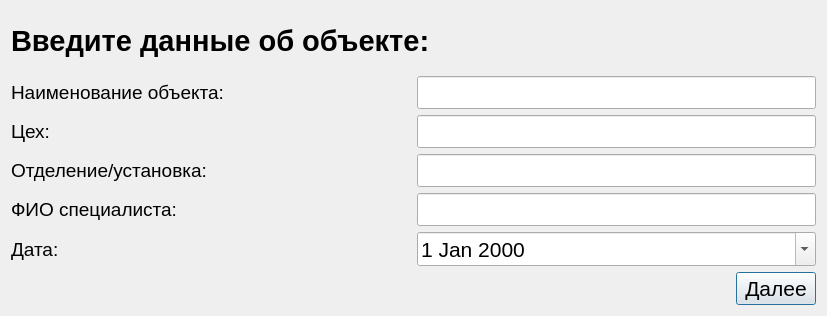
Old version of the form ObjectWindow.ui in the repository Rekvim/MpiSki.
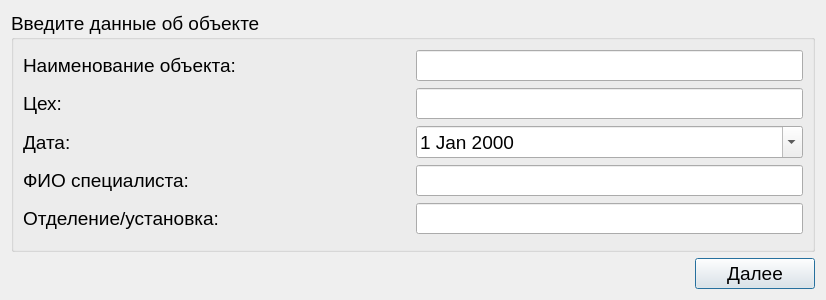
New version of the form.

```diff
--- a/ObjectWindow.ui
+++ b/ObjectWindow.ui
@@ -6,27 +6,31 @@
    <rect>
     <x>0</x>
     <y>0</y>
-    <width>827</width>
-    <height>316</height>
+    <width>826</width>
+    <height>300</height>
    </rect>
   </property>
+  <property name="font">
+   <font>
+    <pointsize>14</pointsize>
+   </font>
+  </property>
   <property name="windowTitle">
    <string>Информация об объекте</string>
   </property>
+  <layout class="QVBoxLayout" name="verticalLayout_2">
+   <item>
+    <widget class="QGroupBox" name="groupBox">
+     <property name="font">
+      <font>
+       <family>Segoe UI</family>
+       <pointsize>14</pointsize>
+      </font>
+     </property>
+     <property name="title">
+      <string>Введите данные об объекте</string>
+     </property>
   <layout class="QVBoxLayout" name="verticalLayout">
-   <item>
-    <widget class="QLabel" name="label_6">
-     <property name="font">
-      <font>
-       <pointsize>22</pointsize>
-       <bold>true</bold>
-      </font>
-     </property>
-     <property name="text">
-      <string>Введите данные об объекте:</string>
-     </property>
-    </widget>
-   </item>
    <item>
     <layout class="QHBoxLayout" name="horizontalLayout_object">
      <item>
@@ -39,7 +43,9 @@
        </property>
        <property name="font">
         <font>
+            <family>Segoe UI</family>
          <pointsize>14</pointsize>
+            <bold>false</bold>
         </font>
        </property>
        <property name="text">
@@ -51,7 +57,9 @@
       <widget class="QLineEdit" name="lineEdit_object">
        <property name="font">
         <font>
-         <pointsize>16</pointsize>
+            <family>Segoe UI</family>
+            <pointsize>14</pointsize>
+            <bold>false</bold>
         </font>
        </property>
       </widget>
@@ -70,7 +78,9 @@
        </property>
        <property name="font">
         <font>
+            <family>Segoe UI</family>
          <pointsize>14</pointsize>
+            <bold>false</bold>
         </font>
        </property>
        <property name="text">
@@ -82,69 +92,9 @@
       <widget class="QLineEdit" name="lineEdit_manufactory">
        <property name="font">
         <font>
-         <pointsize>16</pointsize>
-        </font>
-       </property>
-      </widget>
-     </item>
-    </layout>
-   </item>
-   <item>
-    <layout class="QHBoxLayout" name="horizontalLayout_department">
-     <item>
-      <widget class="QLabel" name="label_department">
-       <property name="sizePolicy">
-        <sizepolicy hsizetype="Expanding" vsizetype="Preferred">
-         <horstretch>0</horstretch>
-         <verstretch>0</verstretch>
-        </sizepolicy>
-       </property>
-       <property name="font">
-        <font>
+            <family>Segoe UI</family>
          <pointsize>14</pointsize>
-        </font>
-       </property>
-       <property name="text">
-        <string>Отделение/установка:</string>
-       </property>
-      </widget>
-     </item>
-     <item>
-      <widget class="QLineEdit" name="lineEdit_department">
-       <property name="font">
-        <font>
-         <pointsize>16</pointsize>
-        </font>
-       </property>
-      </widget>
-     </item>
-    </layout>
-   </item>
-   <item>
-    <layout class="QHBoxLayout" name="horizontalLayout_FIO">
-     <item>
-      <widget class="QLabel" name="label_FIO">
-       <property name="sizePolicy">
-        <sizepolicy hsizetype="Expanding" vsizetype="Preferred">
-         <horstretch>0</horstretch>
-         <verstretch>0</verstretch>
-        </sizepolicy>
-       </property>
-       <property name="font">
-        <font>
-         <pointsize>14</pointsize>
-        </font>
-       </property>
-       <property name="text">
-        <string>ФИО специалиста:</string>
-       </property>
-      </widget>
-     </item>
-     <item>
-      <widget class="QLineEdit" name="lineEdit_FIO">
-       <property name="font">
-        <font>
-         <pointsize>16</pointsize>
+            <bold>false</bold>
         </font>
        </property>
       </widget>
@@ -163,7 +113,9 @@
        </property>
        <property name="font">
         <font>
+            <family>Segoe UI</family>
          <pointsize>14</pointsize>
+            <bold>false</bold>
         </font>
        </property>
        <property name="text">
@@ -181,7 +133,9 @@
        </property>
        <property name="font">
         <font>
-         <pointsize>16</pointsize>
+            <family>Segoe UI</family>
+            <pointsize>14</pointsize>
+            <bold>false</bold>
         </font>
        </property>
        <property name="calendarPopup">
@@ -192,6 +146,79 @@
     </layout>
    </item>
    <item>
+       <layout class="QHBoxLayout" name="horizontalLayout_FIO">
+        <item>
+         <widget class="QLabel" name="label_FIO">
+          <property name="sizePolicy">
+           <sizepolicy hsizetype="Expanding" vsizetype="Preferred">
+            <horstretch>0</horstretch>
+            <verstretch>0</verstretch>
+           </sizepolicy>
+          </property>
+          <property name="font">
+           <font>
+            <family>Segoe UI</family>
+            <pointsize>14</pointsize>
+            <bold>false</bold>
+           </font>
+          </property>
+          <property name="text">
+           <string>ФИО специалиста:</string>
+          </property>
+         </widget>
+        </item>
+        <item>
+         <widget class="QLineEdit" name="lineEdit_FIO">
+          <property name="font">
+           <font>
+            <family>Segoe UI</family>
+            <pointsize>14</pointsize>
+            <bold>false</bold>
+           </font>
+          </property>
+         </widget>
+        </item>
+       </layout>
+      </item>
+      <item>
+       <layout class="QHBoxLayout" name="horizontalLayout_department">
+        <item>
+         <widget class="QLabel" name="label_department">
+          <property name="sizePolicy">
+           <sizepolicy hsizetype="Expanding" vsizetype="Preferred">
+            <horstretch>0</horstretch>
+            <verstretch>0</verstretch>
+           </sizepolicy>
+          </property>
+          <property name="font">
+           <font>
+            <family>Segoe UI</family>
+            <pointsize>14</pointsize>
+            <bold>false</bold>
+           </font>
+          </property>
+          <property name="text">
+           <string>Отделение/установка:</string>
+          </property>
+         </widget>
+        </item>
+        <item>
+         <widget class="QLineEdit" name="lineEdit_department">
+          <property name="font">
+           <font>
+            <family>Segoe UI</family>
+            <pointsize>14</pointsize>
+            <bold>false</bold>
+           </font>
+          </property>
+         </widget>
+        </item>
+       </layout>
+      </item>
+     </layout>
+    </widget>
+   </item>
+   <item>
     <layout class="QHBoxLayout" name="horizontalLayout_2">
      <item>
       <spacer name="horizontalSpacer_2">
@@ -211,9 +238,16 @@
        <property name="enabled">
         <bool>true</bool>
        </property>
+       <property name="minimumSize">
+        <size>
+         <width>120</width>
+         <height>0</height>
+        </size>
+       </property>
        <property name="font">
         <font>
-         <pointsize>16</pointsize>
+         <family>Segoe UI</family>
+         <pointsize>14</pointsize>
         </font>
        </property>
        <property name="text">
```
Lines whose indentation alone changed are shown as unchanged.
